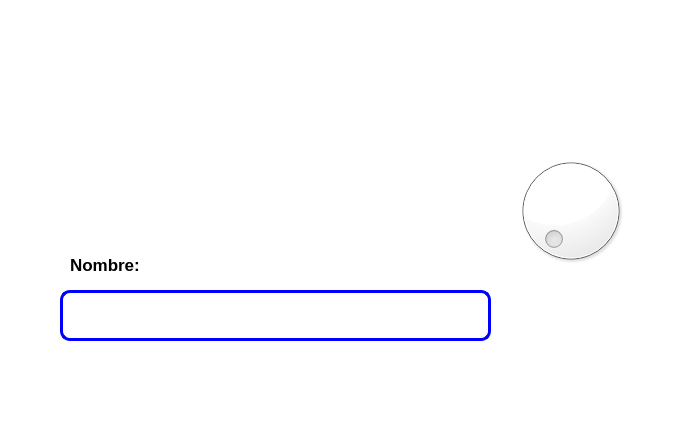
First picture: the form in Unidad 2/P08_CarruselImagenes.ui, repository Emanuel-Izaguirre-Cortes-03/Pip_2025_1_eq_4_i, before the edit.
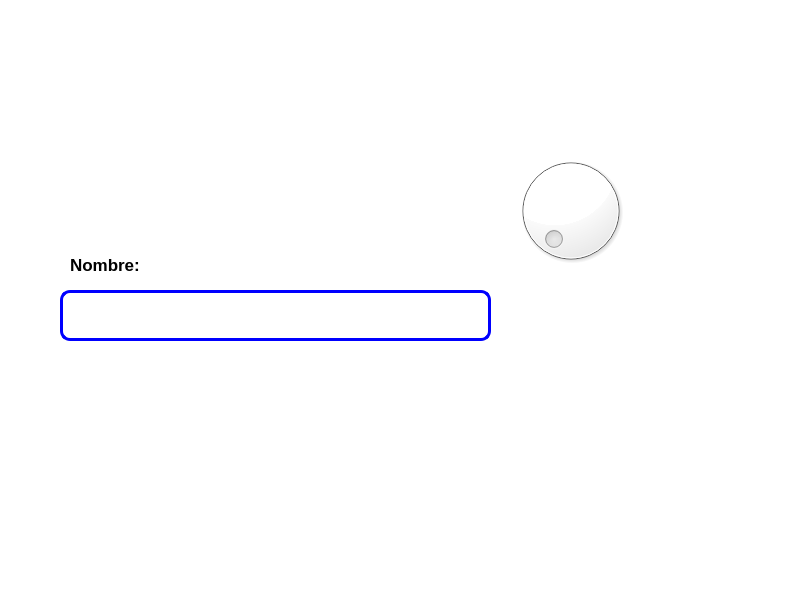
Second picture: the form after the edit. Icons and pictures are not drawn.

```diff
--- a/Unidad 2/P08_CarruselImagenes.ui
+++ b/Unidad 2/P08_CarruselImagenes.ui
@@ -6,8 +6,8 @@
    <rect>
     <x>0</x>
     <y>0</y>
-    <width>689</width>
-    <height>423</height>
+    <width>812</width>
+    <height>601</height>
    </rect>
   </property>
   <property name="windowTitle">
```
Left out of the diff: 4 changed lines with no effect on the pictures.
